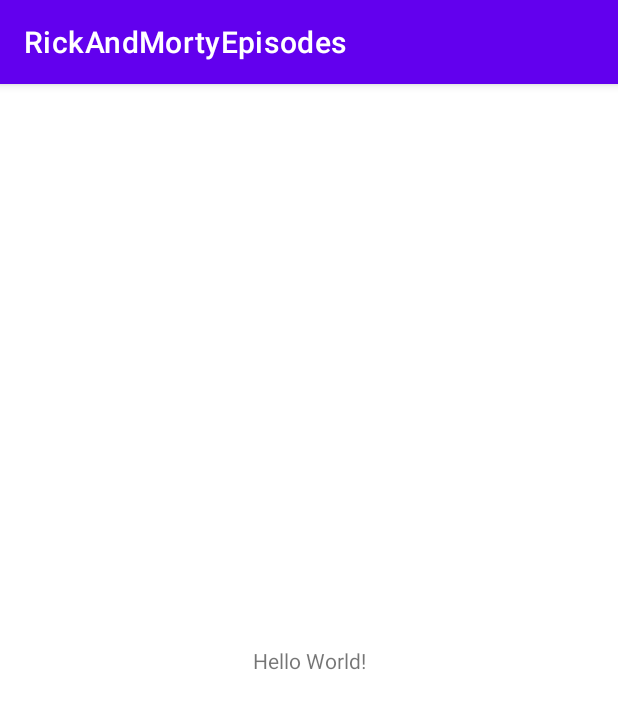
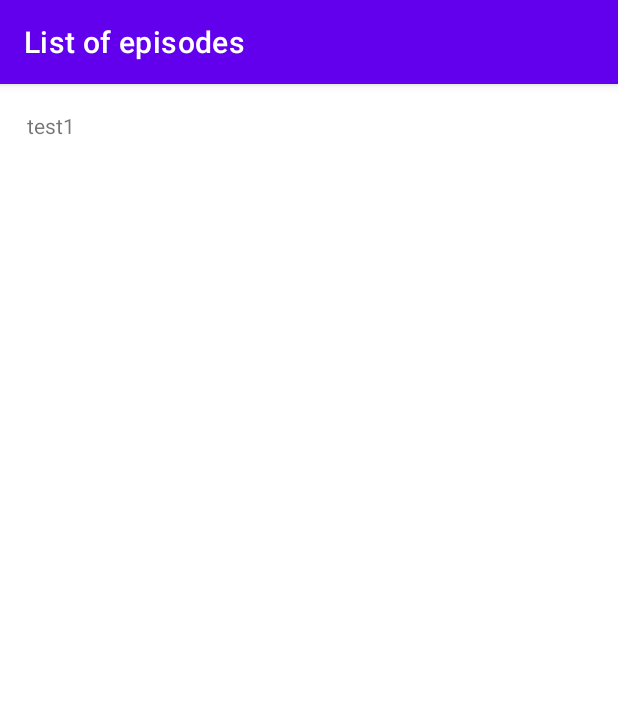
Before and after one commit to esrabayt/RickAndMortyEpisodes, an Android app: the screen it shows after launch (MainActivity), on a phone screen of 412 x 824 dp. Shown: the top 709 px of the screen. Run offline under Robolectric (Android 15) with nearby library versions, the light colour scheme and no system bars; our stand-ins replace Dagger/Hilt's generated code, navigation-ui.

Commit message:
Created nav graph

```diff
--- a/app/src/main/AndroidManifest.xml
+++ b/app/src/main/AndroidManifest.xml
@@ -16,7 +16,7 @@
         tools:targetApi="31">
 
         <activity
-            android:name=".MainActivity"
+            android:name=".ui.MainActivity"
             android:exported="true">
             <intent-filter>
                 <action android:name="android.intent.action.MAIN" />
--- a/app/src/main/java/com/esrakaya/rickandmortyepisodes/MainActivity.kt
+++ /dev/null
@@ -1,11 +0,0 @@
-package com.esrakaya.rickandmortyepisodes
-
-import androidx.appcompat.app.AppCompatActivity
-import android.os.Bundle
-
-class MainActivity : AppCompatActivity() {
-    override fun onCreate(savedInstanceState: Bundle?) {
-        super.onCreate(savedInstanceState)
-        setContentView(R.layout.activity_main)
-    }
-}
--- /dev/null
+++ b/app/src/main/java/com/esrakaya/rickandmortyepisodes/ui/MainActivity.kt
@@ -0,0 +1,34 @@
+package com.esrakaya.rickandmortyepisodes.ui
+
+import android.os.Bundle
+import androidx.appcompat.app.AppCompatActivity
+import androidx.navigation.NavController
+import androidx.navigation.fragment.NavHostFragment
+import androidx.navigation.fragment.findNavController
+import androidx.navigation.ui.setupActionBarWithNavController
+import com.esrakaya.rickandmortyepisodes.R
+import com.esrakaya.rickandmortyepisodes.databinding.ActivityMainBinding
+import com.esrakaya.rickandmortyepisodes.utils.viewBinding
+import dagger.hilt.android.AndroidEntryPoint
+
+@AndroidEntryPoint
+class MainActivity : AppCompatActivity() {
+
+    private val binding by viewBinding(ActivityMainBinding::inflate)
+
+    lateinit var navController: NavController
+
+    override fun onCreate(savedInstanceState: Bundle?) {
+        super.onCreate(savedInstanceState)
+        setContentView(R.layout.activity_main)
+
+        val navHostFragment = supportFragmentManager.findFragmentById(R.id.nav_host_fragment) as NavHostFragment
+        navController = navHostFragment.findNavController()
+        setupActionBarWithNavController(navController)
+    }
+
+    override fun onSupportNavigateUp(): Boolean {
+        navController.navigateUp()
+        return super.onSupportNavigateUp()
+    }
+}
--- /dev/null
+++ b/app/src/main/java/com/esrakaya/rickandmortyepisodes/ui/detail/EpisodeDetailFragment.kt
@@ -0,0 +1,26 @@
+package com.esrakaya.rickandmortyepisodes.ui.detail
+
+import android.os.Bundle
+import android.view.LayoutInflater
+import android.view.View
+import android.view.ViewGroup
+import androidx.fragment.app.Fragment
+import androidx.fragment.app.viewModels
+import com.esrakaya.rickandmortyepisodes.R
+import com.esrakaya.rickandmortyepisodes.databinding.FragmentEpisodeDetailBinding
+import com.esrakaya.rickandmortyepisodes.utils.viewBinding
+import dagger.hilt.android.AndroidEntryPoint
+
+@AndroidEntryPoint
+class EpisodeDetailFragment : Fragment() {
+
+    private val binding by viewBinding(FragmentEpisodeDetailBinding::bind)
+
+    private val viewModel: EpisodeDetailViewModel by viewModels()
+
+    override fun onCreateView(
+        inflater: LayoutInflater,
+        container: ViewGroup?,
+        savedInstanceState: Bundle?
+    ): View = inflater.inflate(R.layout.fragment_episode_detail, container, false)
+}
--- /dev/null
+++ b/app/src/main/java/com/esrakaya/rickandmortyepisodes/ui/detail/EpisodeDetailViewModel.kt
@@ -0,0 +1,10 @@
+package com.esrakaya.rickandmortyepisodes.ui.detail
+
+import androidx.lifecycle.ViewModel
+import dagger.hilt.android.lifecycle.HiltViewModel
+import javax.inject.Inject
+
+@HiltViewModel
+class EpisodeDetailViewModel @Inject constructor() : ViewModel() {
+
+}
--- /dev/null
+++ b/app/src/main/java/com/esrakaya/rickandmortyepisodes/ui/list/EpisodeAdapter.kt
@@ -0,0 +1,61 @@
+package com.esrakaya.rickandmortyepisodes.ui.list
+
+import android.view.ViewGroup
+import androidx.recyclerview.widget.DiffUtil
+import androidx.recyclerview.widget.ListAdapter
+import androidx.recyclerview.widget.RecyclerView
+import com.esrakaya.rickandmortyepisodes.databinding.ItemEpisodeBinding
+import com.esrakaya.rickandmortyepisodes.utils.inflater
+
+class EpisodeAdapter : ListAdapter<EpisodeViewData, EpisodeAdapter.ViewHolder>(
+    EpisodeViewData.DIFF_CALLBACK
+) {
+
+    var onItemClicked: ((EpisodeViewData) -> Unit)? = null
+
+    override fun onCreateViewHolder(parent: ViewGroup, viewType: Int): ViewHolder {
+        return ViewHolder(
+            ItemEpisodeBinding.inflate(
+                parent.context.inflater,
+                parent,
+                false
+            )
+        )
+    }
+
+    override fun onBindViewHolder(holder: ViewHolder, position: Int) {
+        val item = getItem(position)
+        holder.bind(item)
+        holder.binding.root.setOnClickListener { onItemClicked?.invoke(getItem(position)) }
+    }
+
+    inner class ViewHolder(
+        val binding: ItemEpisodeBinding
+    ) : RecyclerView.ViewHolder(binding.root) {
+
+        fun bind(item: EpisodeViewData) = with(binding) {
+            tvName.text = item.name
+        }
+    }
+}
+
+data class EpisodeViewData(
+    val id: Int,
+    val name: String
+) {
+
+    companion object {
+        val DIFF_CALLBACK
+            get() = object : DiffUtil.ItemCallback<EpisodeViewData>() {
+                override fun areItemsTheSame(
+                    oldItem: EpisodeViewData,
+                    newItem: EpisodeViewData
+                ) = oldItem.id == newItem.id
+
+                override fun areContentsTheSame(
+                    oldItem: EpisodeViewData,
+                    newItem: EpisodeViewData
+                ) = oldItem == newItem
+            }
+    }
+}
--- /dev/null
+++ b/app/src/main/java/com/esrakaya/rickandmortyepisodes/ui/list/EpisodeListFragment.kt
@@ -0,0 +1,56 @@
+package com.esrakaya.rickandmortyepisodes.ui.list
+
+import android.os.Bundle
+import android.view.LayoutInflater
+import android.view.View
+import android.view.ViewGroup
+import androidx.fragment.app.Fragment
+import androidx.fragment.app.viewModels
+import androidx.navigation.fragment.findNavController
+import com.esrakaya.rickandmortyepisodes.R
+import com.esrakaya.rickandmortyepisodes.databinding.FragmentEpisodeListBinding
+import com.esrakaya.rickandmortyepisodes.utils.viewBinding
+import dagger.hilt.android.AndroidEntryPoint
+
+@AndroidEntryPoint
+class EpisodeListFragment : Fragment() {
+
+    private val binding by viewBinding(FragmentEpisodeListBinding::bind)
+
+    private val viewModel: EpisodeListViewModel by viewModels()
+
+    private val episodeAdapter by lazy { EpisodeAdapter() }
+
+    override fun onCreateView(
+        inflater: LayoutInflater,
+        container: ViewGroup?,
+        savedInstanceState: Bundle?
+    ): View = inflater.inflate(R.layout.fragment_episode_list, container, false)
+
+    override fun onViewCreated(view: View, savedInstanceState: Bundle?) {
+        super.onViewCreated(view, savedInstanceState)
+        initView()
+        observeLiveData()
+    }
+
+    private fun initView() = with(binding) {
+        rvEpisodes.adapter = episodeAdapter
+
+        episodeAdapter.onItemClicked = { character ->
+            character.let {
+                findNavController().navigate(
+                    EpisodeListFragmentDirections.navigateToDetail("0")
+                )
+            }
+        }
+    }
+
+    private fun observeLiveData() {
+        val list = listOf(
+            EpisodeViewData(0, "test1"),
+            EpisodeViewData(1, "test2")
+        )
+
+        episodeAdapter.submitList(list)
+    }
+}
--- /dev/null
+++ b/app/src/main/java/com/esrakaya/rickandmortyepisodes/ui/list/EpisodeListUiState.kt
@@ -0,0 +1,10 @@
+package com.esrakaya.rickandmortyepisodes.ui.list
+
+sealed class EpisodeListUiState<T>(
+    val value: T? = null,
+    val message: String? = null
+) {
+    class Success<T>(data: T) : EpisodeListUiState<T>(data)
+    class Error<T>(message: String?, data: T? = null) : EpisodeListUiState<T>(data, message)
+    class Loading<T> : EpisodeListUiState<T>()
+}
--- /dev/null
+++ b/app/src/main/java/com/esrakaya/rickandmortyepisodes/ui/list/EpisodeListViewModel.kt
@@ -0,0 +1,12 @@
+package com.esrakaya.rickandmortyepisodes.ui.list
+
+import androidx.lifecycle.ViewModel
+import dagger.hilt.android.lifecycle.HiltViewModel
+import javax.inject.Inject
+
+
+@HiltViewModel
+class EpisodeListViewModel @Inject constructor() : ViewModel() {
+
+
+}
--- /dev/null
+++ b/app/src/main/java/com/esrakaya/rickandmortyepisodes/utils/Context.kt
@@ -0,0 +1,7 @@
+package com.esrakaya.rickandmortyepisodes.utils
+
+import android.content.Context
+import android.view.LayoutInflater
+
+val Context.inflater: LayoutInflater
+    get() = LayoutInflater.from(this)
--- /dev/null
+++ b/app/src/main/java/com/esrakaya/rickandmortyepisodes/utils/FragmentViewBindingDelegate.kt
@@ -0,0 +1,44 @@
+package com.esrakaya.rickandmortyepisodes.utils
+
+import android.view.View
+import androidx.fragment.app.Fragment
+import androidx.lifecycle.DefaultLifecycleObserver
+import androidx.lifecycle.Lifecycle
+import androidx.lifecycle.LifecycleOwner
+import androidx.viewbinding.ViewBinding
+import kotlin.properties.ReadOnlyProperty
+import kotlin.reflect.KProperty
+
+class FragmentViewBindingDelegate<T : ViewBinding>(
+    val fragment: Fragment,
+    val viewBindingFactory: (View) -> T,
+    val viewProvider: Fragment.() -> View = { requireView() }
+) : ReadOnlyProperty<Fragment, T> {
+    internal var binding: T? = null
+
+    init {
+        fragment.lifecycle.addObserver(object : DefaultLifecycleObserver {
+            override fun onCreate(owner: LifecycleOwner) {
+                fragment.viewLifecycleOwnerLiveData.observe(fragment) { viewLifecycleOwner ->
+                    viewLifecycleOwner.lifecycle.addObserver(object : DefaultLifecycleObserver {
+                        override fun onDestroy(owner: LifecycleOwner) {
+                            binding = null
+                        }
+                    })
+                }
+            }
+        })
+    }
+
+    override fun getValue(thisRef: Fragment, property: KProperty<*>): T {
+        val binding = binding
+        if (binding != null) {
+            return binding
+        }
+        val lifecycle = fragment.viewLifecycleOwner.lifecycle
+        if (!lifecycle.currentState.isAtLeast(Lifecycle.State.INITIALIZED)) {
+            throw IllegalStateException("Should not attempt to get bindings when Fragment views are destroyed.")
+        }
+        return viewBindingFactory(thisRef.viewProvider()).also { this.binding = it }
+    }
+}
--- /dev/null
+++ b/app/src/main/java/com/esrakaya/rickandmortyepisodes/utils/ViewBinding.kt
@@ -0,0 +1,15 @@
+package com.esrakaya.rickandmortyepisodes.utils
+
+import android.view.LayoutInflater
+import android.view.View
+import androidx.appcompat.app.AppCompatActivity
+import androidx.fragment.app.Fragment
+import androidx.viewbinding.ViewBinding
+
+inline fun <T : ViewBinding> AppCompatActivity.viewBinding(
+    crossinline viewBindingFactory: (LayoutInflater) -> T
+) = lazy { viewBindingFactory(layoutInflater) }
+
+fun <T : ViewBinding> Fragment.viewBinding(
+    viewBindingFactory: (View) -> T
+) = FragmentViewBindingDelegate(this, viewBindingFactory)
--- a/app/src/main/res/layout/activity_main.xml
+++ b/app/src/main/res/layout/activity_main.xml
@@ -4,15 +4,18 @@
     xmlns:tools="http://schemas.android.com/tools"
     android:layout_width="match_parent"
     android:layout_height="match_parent"
-    tools:context=".MainActivity">
+    tools:context=".ui.MainActivity">
 
-    <TextView
-        android:layout_width="wrap_content"
-        android:layout_height="wrap_content"
-        android:text="Hello World!"
+
+    <fragment
+        android:id="@+id/nav_host_fragment"
+        android:name="androidx.navigation.fragment.NavHostFragment"
+        android:layout_width="0dp"
+        android:layout_height="0dp"
+        app:defaultNavHost="true"
         app:layout_constraintBottom_toBottomOf="parent"
         app:layout_constraintEnd_toEndOf="parent"
         app:layout_constraintStart_toStartOf="parent"
-        app:layout_constraintTop_toTopOf="parent" />
-
+        app:layout_constraintTop_toTopOf="parent"
+        app:navGraph="@navigation/nav_graph" />
 </androidx.constraintlayout.widget.ConstraintLayout>
--- /dev/null
+++ b/app/src/main/res/layout/fragment_episode_detail.xml
@@ -0,0 +1,6 @@
+<?xml version="1.0" encoding="utf-8"?>
+<androidx.constraintlayout.widget.ConstraintLayout xmlns:android="http://schemas.android.com/apk/res/android"
+    android:layout_width="match_parent"
+    android:layout_height="match_parent">
+
+</androidx.constraintlayout.widget.ConstraintLayout>
--- /dev/null
+++ b/app/src/main/res/layout/fragment_episode_list.xml
@@ -0,0 +1,33 @@
+<?xml version="1.0" encoding="utf-8"?>
+<androidx.constraintlayout.widget.ConstraintLayout xmlns:android="http://schemas.android.com/apk/res/android"
+    xmlns:app="http://schemas.android.com/apk/res-auto"
+    xmlns:tools="http://schemas.android.com/tools"
+    android:layout_width="match_parent"
+    android:layout_height="match_parent">
+
+    <androidx.recyclerview.widget.RecyclerView
+        android:id="@+id/rvEpisodes"
+        android:layout_width="0dp"
+        android:layout_height="0dp"
+        android:layout_margin="8dp"
+        android:clipToPadding="false"
+        android:paddingBottom="8dp"
+        android:scrollbars="vertical"
+        app:layoutManager="androidx.recyclerview.widget.LinearLayoutManager"
+        app:layout_constraintBottom_toBottomOf="parent"
+        app:layout_constraintEnd_toEndOf="parent"
+        app:layout_constraintStart_toStartOf="parent"
+        app:layout_constraintTop_toTopOf="parent"
+        tools:listitem="@layout/item_episode" />
+
+    <ProgressBar
+        android:visibility="gone"
+        android:id="@+id/progress"
+        android:layout_width="wrap_content"
+        android:layout_height="wrap_content"
+        app:layout_constraintBottom_toBottomOf="parent"
+        app:layout_constraintEnd_toEndOf="parent"
+        app:layout_constraintStart_toStartOf="parent"
+        app:layout_constraintTop_toTopOf="parent" />
+
+</androidx.constraintlayout.widget.ConstraintLayout>
--- /dev/null
+++ b/app/src/main/res/layout/item_episode.xml
@@ -0,0 +1,16 @@
+<?xml version="1.0" encoding="utf-8"?>
+<androidx.constraintlayout.widget.ConstraintLayout xmlns:android="http://schemas.android.com/apk/res/android"
+    xmlns:app="http://schemas.android.com/apk/res-auto"
+    xmlns:tools="http://schemas.android.com/tools"
+    android:layout_width="match_parent"
+    android:layout_height="match_parent">
+
+    <TextView
+        android:id="@+id/tvName"
+        android:layout_width="match_parent"
+        android:layout_height="wrap_content"
+        android:padding="10dp"
+        app:layout_constraintTop_toTopOf="parent"
+        tools:text="esra" />
+
+</androidx.constraintlayout.widget.ConstraintLayout>
--- /dev/null
+++ b/app/src/main/res/navigation/nav_graph.xml
@@ -0,0 +1,31 @@
+<?xml version="1.0" encoding="utf-8"?>
+<navigation xmlns:android="http://schemas.android.com/apk/res/android"
+    xmlns:app="http://schemas.android.com/apk/res-auto"
+    xmlns:tools="http://schemas.android.com/tools"
+    android:id="@+id/nav_graph"
+    app:startDestination="@id/episode_list_fragment">
+
+    <fragment
+        android:id="@+id/episode_list_fragment"
+        android:name="com.esrakaya.rickandmortyepisodes.ui.list.EpisodeListFragment"
+        android:label="List of episodes"
+        tools:layout="@layout/fragment_episode_list">
+
+        <action
+            android:id="@+id/navigate_to_detail"
+            app:destination="@id/episode_detail_fragment" />
+
+    </fragment>
+
+    <fragment
+        android:id="@+id/episode_detail_fragment"
+        android:name="com.esrakaya.rickandmortyepisodes.ui.detail.EpisodeDetailFragment"
+        android:label="Episode Detail Page"
+        tools:layout="@layout/fragment_episode_detail">
+
+        <argument
+            android:name="id"
+            app:argType="string" />
+
+    </fragment>
+</navigation>
--- a/build.gradle
+++ b/build.gradle
@@ -4,6 +4,7 @@
     id 'com.android.library' version '7.2.1' apply false
     id 'org.jetbrains.kotlin.android' version '1.6.10' apply false
     id 'com.google.dagger.hilt.android' version '2.41' apply false
+    id 'androidx.navigation.safeargs.kotlin' version '2.5.2' apply false
 }
 
 task clean(type: Delete) {
```
Also changed, not shown: app/build.gradle (+9 -0 lines).
